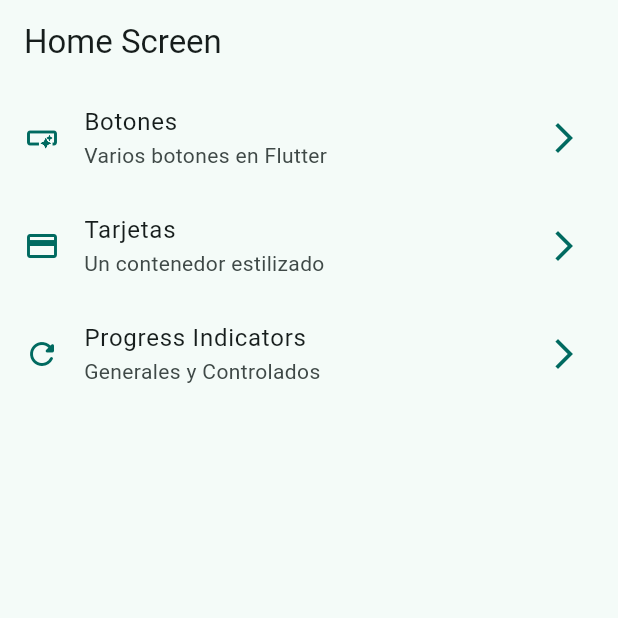
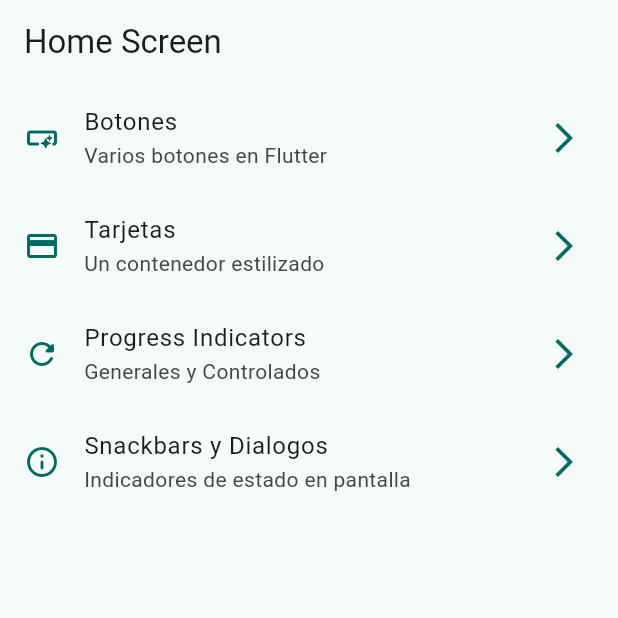
Before and after one commit to Salchichon057/Flutter-Widgets, a Flutter app: the screen it shows after launch, on a phone screen of 412 x 824 dp, the top half of it. Run offline on Flutter 3.47's test engine with Material 3 defaults, Android fonts, the phone set to English and light mode, and no system bars; our stand-ins replace go_router.

Commit message:
finish snackbars dialogs

```diff
--- a/lib/config/menu/menu_items.dart
+++ b/lib/config/menu/menu_items.dart
@@ -33,4 +33,10 @@ const appMenuItems = <MenuItem>[
     link: '/progress',
     icon: Icons.refresh_rounded
   ),
+  MenuItem(
+    title: 'Snackbars y Dialogos',
+    subtitle: 'Indicadores de estado en pantalla',
+    link: '/snackbars',
+    icon: Icons.info_outline_rounded
+  )
 ];
--- a/lib/config/router/app_router.dart
+++ b/lib/config/router/app_router.dart
@@ -24,5 +24,10 @@ final appRouter = GoRouter(
       name: ProgressScreen.routeName,
       builder: (context, state) => const ProgressScreen(),
     ),
+    GoRoute(
+      path: '/snackbars',
+      name: SnackBarScreen.routeName,
+      builder: (context, state) => const SnackBarScreen(),
+    )
   ],
 );
--- a/lib/main.dart
+++ b/lib/main.dart
@@ -12,10 +12,10 @@ class MainApp extends StatelessWidget {
   @override
   Widget build(BuildContext context) {
     return MaterialApp.router(
+      title: 'Flutter Widgets',
       routerConfig: appRouter,
       debugShowCheckedModeBanner: false,
       theme: AppTheme(selectedColor: 5).getTheme(),
-
     );
   }
 }
```
Also changed, not shown: lib/presentation/screens/snackbar/snackbar_screen.dart (+80 -1 lines).
